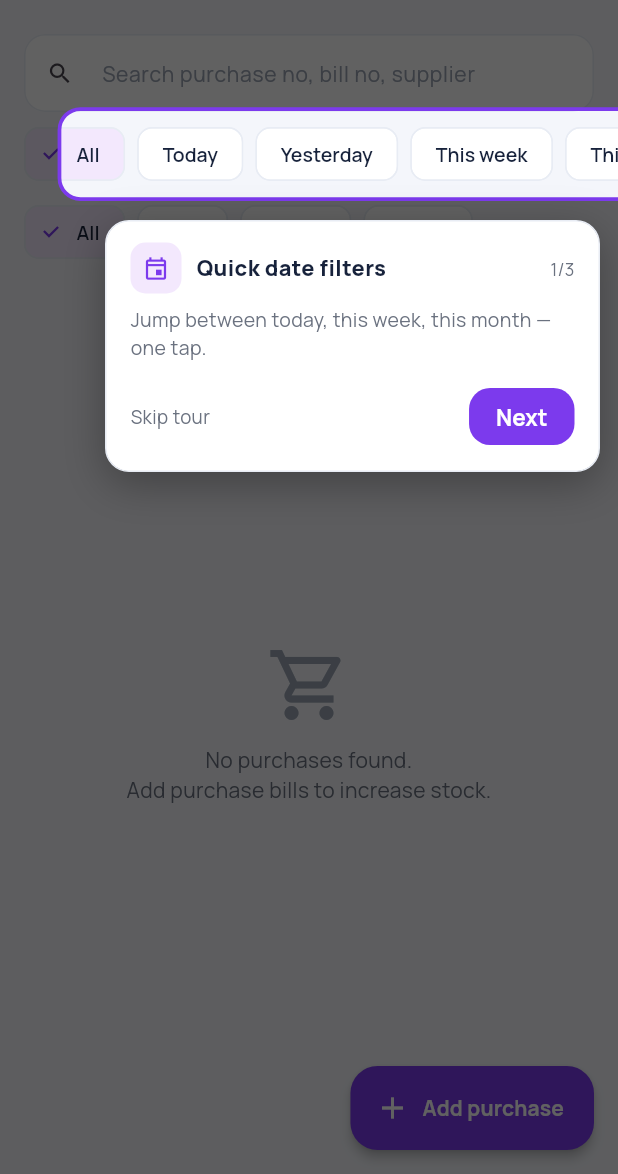
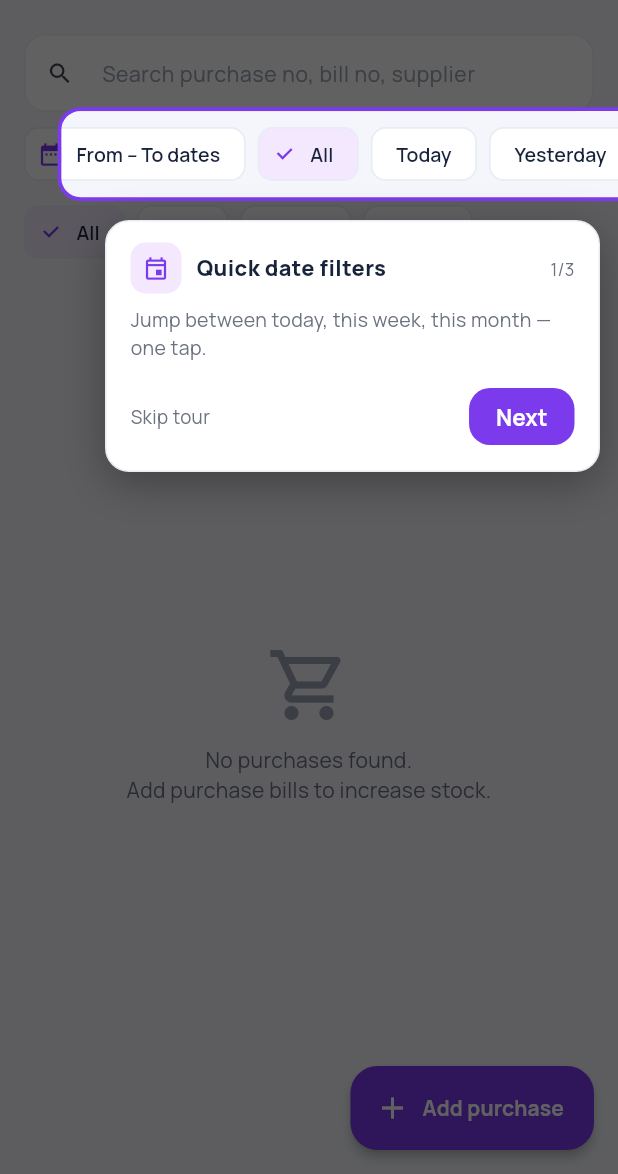
Before and after one commit to subhransudev1996-design/softraxa-product, a Flutter app: the PurchasesScreen screen opened by its route, on a phone screen of 412 x 824 dp, the part 62-1236 px from its top. Run offline on Flutter 3.47's test engine with Material 3 defaults, Android fonts, the phone set to English and light mode, and no system bars; our stand-ins replace cached_network_image, connectivity_plus, drift, drift_flutter, file_picker, firebase_core and 14 more; missing offline and left inert: esc_pos_utils_plus, excel, mobile_scanner, print_bluetooth_thermal, window_manager; accounts and stored records are empty; generated files the repository leaves out were written again; network calls fail; statements that could not run were skipped.

Commit message:
Purchases and invoices: From - To date filter chip
Co-Authored-By: Claude Opus 5.5 <noreply@anthropic.com>

```diff
--- /dev/null
+++ b/apps/mobile/lib/core/date_range_filter.dart
@@ -0,0 +1,67 @@
+import 'package:flutter/material.dart';
+
+import 'formatters.dart';
+
+/// Asks for a "from date – to date" range (both days included).
+Future<DateTimeRange?> pickDateRange(
+  BuildContext context, {
+  DateTime? from,
+  DateTime? to,
+}) {
+  final now = DateTime.now();
+  final today = DateTime(now.year, now.month, now.day);
+  return showDateRangePicker(
+    context: context,
+    firstDate: DateTime(2020),
+    lastDate: today,
+    initialDateRange: from != null && to != null
+        ? DateTimeRange(start: from, end: to.isAfter(today) ? today : to)
+        : null,
+    helpText: 'Select from date and to date',
+    saveText: 'Apply',
+    fieldStartLabelText: 'From date',
+    fieldEndLabelText: 'To date',
+  );
+}
+
+/// A filter chip for a custom date range: "From – To dates" until one is
+/// picked, then "01 Oct 2026 → 05 Oct 2026" with an × to clear it.
+class DateRangeFilterChip extends StatelessWidget {
+  const DateRangeFilterChip({
+    super.key,
+    required this.from,
+    required this.to,
+    required this.onChanged,
+  });
+
+  final DateTime? from;
+  final DateTime? to;
+
+  /// The new range, or null when cleared.
+  final ValueChanged<DateTimeRange?> onChanged;
+
+  Future<void> _pick(BuildContext context) async {
+    final picked = await pickDateRange(context, from: from, to: to);
+    if (picked != null) onChanged(picked);
+  }
+
+  @override
+  Widget build(BuildContext context) {
+    if (from == null || to == null) {
+      return ActionChip(
+        avatar: const Icon(Icons.date_range, size: 18),
+        label: const Text('From – To dates'),
+        onPressed: () => _pick(context),
+      );
+    }
+    final same = DateUtils.isSameDay(from, to);
+    return InputChip(
+      selected: true,
+      showCheckmark: false,
+      avatar: const Icon(Icons.date_range, size: 18),
+      label: Text(same ? dateStr(from) : '${dateStr(from)} → ${dateStr(to)}'),
+      onPressed: () => _pick(context),
+      onDeleted: () => onChanged(null),
+    );
+  }
+}
--- a/apps/mobile/lib/features/purchases/purchase_providers.dart
+++ b/apps/mobile/lib/features/purchases/purchase_providers.dart
@@ -5,21 +5,38 @@ import '../../core/formatters.dart';
 import '../../core/supabase_providers.dart';
 
 class PurchaseFilter {
-  const PurchaseFilter({this.search = '', this.preset = 'all', this.status});
+  const PurchaseFilter({
+    this.search = '',
+    this.preset = 'all',
+    this.status,
+    this.from,
+    this.to,
+  });
 
   final String search;
-  final String preset; // all | today | yesterday | week | month
+  final String preset; // all | today | yesterday | week | month | custom
   final String? status; // paid | partial | unpaid
+  final DateTime? from; // only for preset 'custom'
+  final DateTime? to;
 
   PurchaseFilter copyWith({
     String? search,
     String? preset,
     Object? status = _sentinel,
+    Object? from = _sentinel,
+    Object? to = _sentinel,
   }) => PurchaseFilter(
     search: search ?? this.search,
     preset: preset ?? this.preset,
     status: status == _sentinel ? this.status : status as String?,
+    from: from == _sentinel ? this.from : from as DateTime?,
+    to: to == _sentinel ? this.to : to as DateTime?,
   );
+
+  /// The (from, to) day range this filter covers, or null for all dates.
+  (DateTime, DateTime)? get range => preset == 'custom'
+      ? (from != null && to != null ? (from!, to!) : null)
+      : purchasePresetRange(preset);
 
   static const _sentinel = Object();
 }
@@ -70,7 +87,7 @@ PostgrestTransformBuilder<PostgrestList> _filteredPurchases(
   if (filter.status != null) {
     query = query.eq('payment_status', filter.status!);
   }
-  final range = purchasePresetRange(filter.preset);
+  final range = filter.range;
   if (range != null) {
     final (from, to) = range;
     query = query.gte('purchase_date', ymd(from)).lte('purchase_date', ymd(to));
--- a/apps/mobile/lib/features/purchases/purchases_screen.dart
+++ b/apps/mobile/lib/features/purchases/purchases_screen.dart
@@ -3,6 +3,7 @@ import 'package:flutter_riverpod/flutter_riverpod.dart';
 import 'package:go_router/go_router.dart';
 import '../../core/walkthrough.dart';
 
+import '../../core/date_range_filter.dart';
 import '../../core/file_export.dart';
 import '../../core/formatters.dart';
 import '../../core/platform.dart';
@@ -59,6 +60,28 @@ class PurchasesScreen extends ConsumerWidget {
               id: 'presets',
               child: Row(
                 children: [
+                  Padding(
+                    padding: const EdgeInsets.only(right: 8),
+                    child: DateRangeFilterChip(
+                      from: filter.preset == 'custom' ? filter.from : null,
+                      to: filter.preset == 'custom' ? filter.to : null,
+                      onChanged: (r) => ref
+                          .read(purchaseFilterProvider.notifier)
+                          .set(
+                            r == null
+                                ? filter.copyWith(
+                                    preset: 'all',
+                                    from: null,
+                                    to: null,
+                                  )
+                                : filter.copyWith(
+                                    preset: 'custom',
+                                    from: r.start,
+                                    to: r.end,
+                                  ),
+                          ),
+                    ),
+                  ),
                   for (final p in const [
                     ('all', 'All'),
                     ('today', 'Today'),
@@ -73,7 +96,13 @@ class PurchasesScreen extends ConsumerWidget {
                         selected: filter.preset == p.$1,
                         onSelected: (_) => ref
                             .read(purchaseFilterProvider.notifier)
-                            .set(filter.copyWith(preset: p.$1)),
+                            .set(
+                              filter.copyWith(
+                                preset: p.$1,
+                                from: null,
+                                to: null,
+                              ),
+                            ),
                       ),
                     ),
                 ],
@@ -192,14 +221,6 @@ class _DownloadButton extends ConsumerStatefulWidget {
 class _DownloadButtonState extends ConsumerState<_DownloadButton> {
   bool _busy = false;
 
-  static const _periods = {
-    'all': 'All dates',
-    'today': 'Today',
-    'yesterday': 'Yesterday',
-    'week': 'This week',
-    'month': 'This month',
-  };
-
   Future<void> _download() async {
     final messenger = ScaffoldMessenger.of(context);
     final filter = ref.read(purchaseFilterProvider);
@@ -211,13 +232,15 @@ class _DownloadButtonState extends ConsumerState<_DownloadButton> {
       );
       if (rows.isEmpty) {
         messenger.showSnackBar(
-          const SnackBar(content: Text('No purchases to download for this filter')),
+          const SnackBar(
+            content: Text('No purchases to download for this filter'),
+          ),
         );
         return;
       }
-      final range = purchasePresetRange(filter.preset);
+      final range = filter.range;
       final period = range == null
-          ? _periods['all']!
+          ? 'All dates'
           : range.$1 == range.$2
           ? dateStr(ymd(range.$1))
           : '${dateStr(ymd(range.$1))} to ${dateStr(ymd(range.$2))}';
@@ -234,7 +257,9 @@ class _DownloadButtonState extends ConsumerState<_DownloadButton> {
       final stamp = range == null ? ymd(DateTime.now()) : ymd(range.$2);
       final message = await saveOrShareFile(
         bytes,
-        'Purchases_${filter.preset}_$stamp.xlsx',
+        filter.preset == 'custom' && range != null
+            ? 'Purchases_${ymd(range.$1)}_to_${ymd(range.$2)}.xlsx'
+            : 'Purchases_${filter.preset}_$stamp.xlsx',
         subject: 'Purchases · $period',
       );
       if (message != null) {
```
Also changed, not shown: apps/mobile/lib/features/invoices/invoices_screen.dart (+12 -43 lines), apps/mobile/lib/features/purchases/purchase_form_screen.dart (+8 -2 lines), 1 other file.
